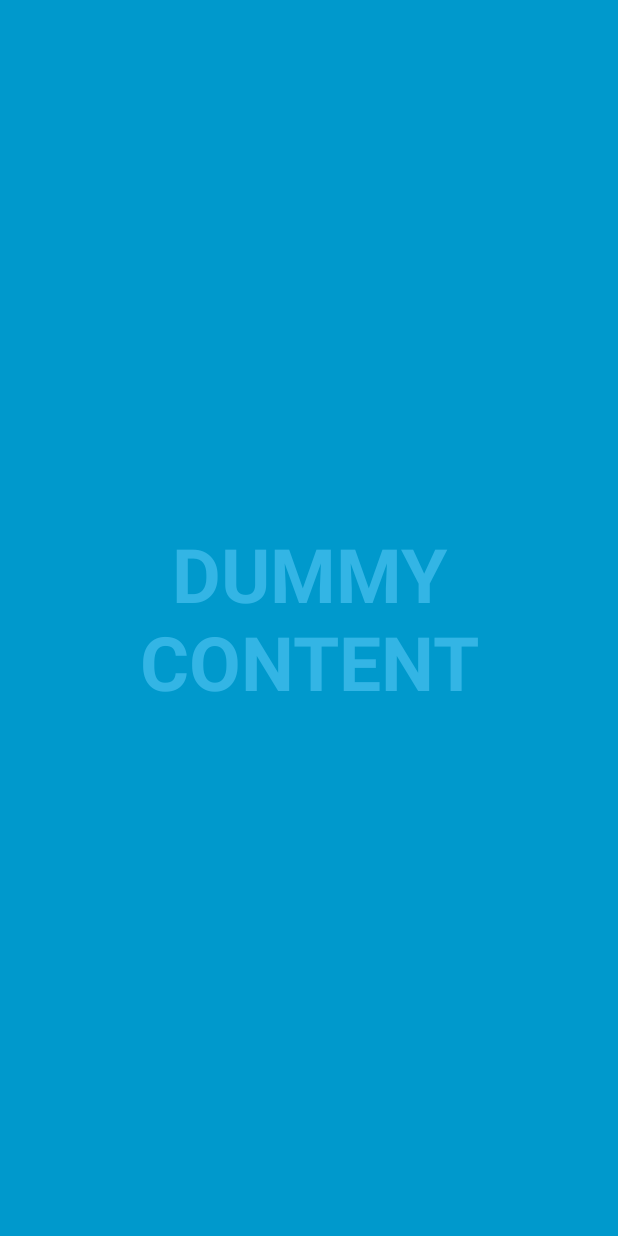
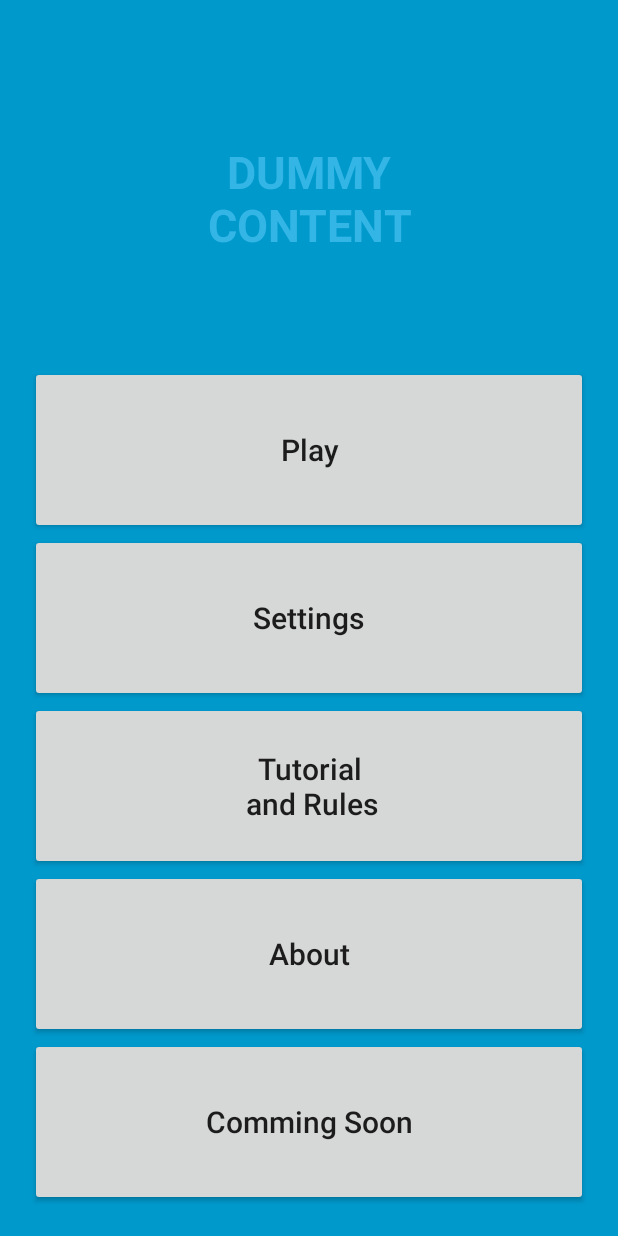
Before and after one commit to trollyhandle/AndUmGaming, an Android app: the screen it shows after launch (FullscreenActivity), on a phone screen of 412 x 824 dp. Run offline under Robolectric (Android 15) with nearby library versions, the phone set to English and light mode, and no system bars.

Commit message:
Hope this fixies the commit

```diff
--- a/G370/app/src/main/java/com/example/andumgaming/g370/FullscreenActivity.java
+++ b/G370/app/src/main/java/com/example/andumgaming/g370/FullscreenActivity.java
@@ -13,17 +13,7 @@ import android.view.View;
  * status bar and navigation/system bar) with user interaction.
  */
 public class FullscreenActivity extends AppCompatActivity {
-    /**
-     * Whether or not the system UI should be auto-hidden after
-     * {@link #AUTO_HIDE_DELAY_MILLIS} milliseconds.
-     */
-    private static final boolean AUTO_HIDE = true;
 
-    /**
-     * If {@link #AUTO_HIDE} is set, the number of milliseconds to wait after
-     * user interaction before hiding the system UI.
-     */
-    private static final int AUTO_HIDE_DELAY_MILLIS = 3000;
 
     /**
      * Some older devices needs a small delay between UI widget updates
@@ -49,9 +39,9 @@ public class FullscreenActivity extends AppCompatActivity {
                     | View.SYSTEM_UI_FLAG_HIDE_NAVIGATION);
         }
     };
-    private View mControlsView;
 
-    private boolean mVisible;
+
+
     private final Runnable mHideRunnable = new Runnable() {
         @Override
         public void run() {
@@ -63,15 +53,6 @@ public class FullscreenActivity extends AppCompatActivity {
      * system UI. This is to prevent the jarring behavior of controls going away
      * while interacting with activity UI.
      */
-    private final View.OnTouchListener mDelayHideTouchListener = new View.OnTouchListener() {
-        @Override
-        public boolean onTouch(View view, MotionEvent motionEvent) {
-            if (AUTO_HIDE) {
-                delayedHide(AUTO_HIDE_DELAY_MILLIS);
-            }
-            return false;
-        }
-    };
 
     @Override
     protected void onCreate(Bundle savedInstanceState) {
@@ -79,8 +60,7 @@ public class FullscreenActivity extends AppCompatActivity {
 
         setContentView(R.layout.activity_fullscreen);
 
-        mVisible = true;
-        mControlsView = findViewById(R.id.fullscreen_content_controls);
+
         mContentView = findViewById(R.id.fullscreen_content);
         }
 
@@ -102,8 +82,6 @@ public class FullscreenActivity extends AppCompatActivity {
         if (actionBar != null) {
             actionBar.hide();
         }
-        mControlsView.setVisibility(View.GONE);
-        mVisible = false;
 
         // Schedule a runnable to remove the status and navigation bar after a delay
 
--- a/G370/app/src/main/res/layout/activity_fullscreen.xml
+++ b/G370/app/src/main/res/layout/activity_fullscreen.xml
@@ -1,50 +1,63 @@
-<FrameLayout xmlns:android="http://schemas.android.com/apk/res/android"
+<LinearLayout xmlns:android="http://schemas.android.com/apk/res/android"
     xmlns:tools="http://schemas.android.com/tools"
-    android:layout_width="match_parent"
-    android:layout_height="match_parent"
+    android:layout_width="fill_parent"
+    android:layout_height="fill_parent"
     android:background="#0099cc"
+    android:orientation="vertical"
+    android:padding="20dip"
+
     tools:context="com.example.andumgaming.g370.FullscreenActivity">
 
     <!-- The primary full-screen view. This can be replaced with whatever view
          is needed to present your content, e.g. VideoView, SurfaceView,
          TextureView, etc. -->
+
     <TextView
         android:id="@+id/fullscreen_content"
         android:layout_width="match_parent"
-        android:layout_height="match_parent"
+        android:layout_height="0dip"
+        android:layout_weight="40"
         android:gravity="center"
         android:keepScreenOn="true"
         android:text="@string/dummy_content"
         android:textColor="#33b5e5"
-        android:textSize="50sp"
+        android:textSize="30sp"
         android:textStyle="bold" />
 
-    <!-- This FrameLayout insets its children based on system windows using
-         android:fitsSystemWindows. -->
-    <FrameLayout
+    <Button
+        android:text="@string/PLAY_MENU"
+        android:textAllCaps="false"
+        android:textSize="20sp"
+        android:layout_weight="20"
+        android:layout_height="0dip"
+        android:layout_width="match_parent" />
+    <Button
+        android:text="@string/SETTINGS"
+        android:textAllCaps="false"
+        android:textSize="20sp"
         android:layout_width="match_parent"
-        android:layout_height="match_parent"
-        android:fitsSystemWindows="true">
+        android:layout_height="0dip"
+        android:layout_weight="20" />
+    <Button
+        android:text="@string/TUT_RULES"
+        android:textAllCaps="false"
+        android:textSize="20sp"
+        android:layout_width="match_parent"
+        android:layout_height="0dip"
+        android:layout_weight="20" />
+    <Button
+        android:text="@string/ABOUT"
+        android:textAllCaps="false"
+        android:textSize="20sp"
+        android:layout_width="match_parent"
+        android:layout_height="0dip"
+        android:layout_weight="20" />
+    <Button
+        android:text="@string/STATS"
+        android:textAllCaps="false"
+        android:textSize="20sp"
+        android:layout_width="match_parent"
+        android:layout_height="0dip"
+        android:layout_weight="20" />
 
-        <LinearLayout
-            android:id="@+id/fullscreen_content_controls"
-            style="?metaButtonBarStyle"
-            android:layout_width="match_parent"
-            android:layout_height="wrap_content"
-            android:layout_gravity="bottom|center_horizontal"
-            android:background="@color/black_overlay"
-            android:orientation="horizontal"
-            tools:ignore="UselessParent">
-
-            <Button
-                android:id="@+id/dummy_button"
-                style="?metaButtonBarButtonStyle"
-                android:layout_width="0dp"
-                android:layout_height="wrap_content"
-                android:layout_weight="1"
-                android:text="@string/dummy_button" />
-
-        </LinearLayout>
-    </FrameLayout>
-
-</FrameLayout>
+</LinearLayout>
--- a/G370/app/src/main/res/values/strings.xml
+++ b/G370/app/src/main/res/values/strings.xml
@@ -1,6 +1,10 @@
 <resources>
     <string name="app_name">G370</string>
 
-    <string name="dummy_button">Dummy Button</string>
+    <string name="PLAY_MENU">Play</string>
+    <string name="SETTINGS">Settings</string>
+    <string name="TUT_RULES">Tutorial\n and Rules</string>
     <string name="dummy_content">DUMMY\nCONTENT</string>
+    <string name="ABOUT">About</string>
+    <string name="STATS">Comming Soon</string>
 </resources>
```
